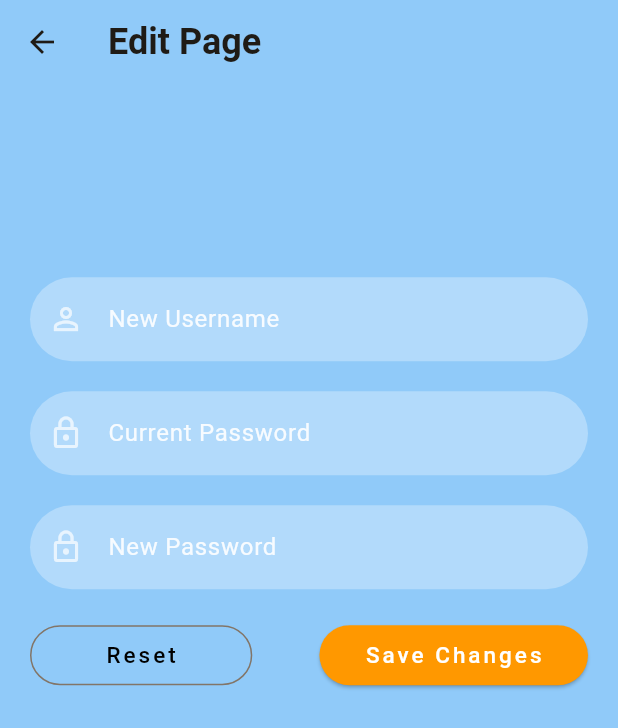
After one commit to jrs-a/Readery, a Flutter app: the UserProfile screen opened directly, after a tap on "Edit", on a phone screen of 412 x 824 dp. The commit adds this screen. Shown: the top 728 px of the screen. Run offline on Flutter 3.47's test engine with Material 2 defaults, Android fonts, the phone set to English and light mode, and no system bars; our stand-ins replace cloud_firestore, firebase_auth, firebase_core, font_awesome_flutter, google_sign_in; missing offline and left inert: dart:ffi; accounts and stored records are empty; network calls fail.

Commit message:
users v0.3 CRUD

```diff
--- /dev/null
+++ b/lib/features/auth/edit_page.dart
@@ -0,0 +1,150 @@
+import 'package:flutter/material.dart';
+import 'package:readery/features/auth/user_profile.dart';
+import 'package:firebase_auth/firebase_auth.dart';
+import 'package:flutter/foundation.dart';
+import 'package:readery/features/auth/login_page.dart';
+
+class EditProfilePage extends StatefulWidget {
+  @override
+  _EditProfilePageState createState() => _EditProfilePageState();
+}
+
+class _EditProfilePageState extends State<EditProfilePage> {
+  var newUnameController = TextEditingController();
+  var curPassController = TextEditingController();
+  var newPassController = TextEditingController();
+
+  @override
+  Widget build(BuildContext context) {
+    return Scaffold(
+      extendBodyBehindAppBar: true,
+      appBar: AppBar(
+        backgroundColor: Colors.transparent,
+        elevation: 0,
+        title: const Text(
+          "Edit Page",
+          style: TextStyle(fontSize: 24, fontWeight: FontWeight.bold),
+        ),
+      ),
+      body: Container(
+        width: MediaQuery.of(context).size.width,
+        height: MediaQuery.of(context).size.height,
+        child: SingleChildScrollView(
+          child: Padding(
+            padding: EdgeInsets.fromLTRB(
+                20, MediaQuery.of(context).size.height * 0.2, 20, 0),
+            child: Column(children: <Widget>[
+              const SizedBox(
+                height: 20,
+              ),
+              reusableTextField("New Username", Icons.person_outline, false,
+                  newUnameController),
+              const SizedBox(
+                height: 20,
+              ),
+              reusableTextField("Current Password", Icons.lock_outline, true,
+                  curPassController),
+              const SizedBox(
+                height: 20,
+              ),
+              reusableTextField(
+                  "New Password", Icons.lock_outline, true, newPassController),
+              const SizedBox(
+                height: 20,
+              ),
+              Row(
+                mainAxisAlignment: MainAxisAlignment.spaceBetween,
+                children: [
+                  OutlinedButton(
+                    onPressed: () {
+                      newUnameController.clear();
+                      newPassController.clear();
+                      curPassController.clear();
+                    },
+                    child: const Text('Reset',
+                        style: TextStyle(
+                            fontSize: 15,
+                            letterSpacing: 2,
+                            color: Colors.black)),
+                    style: OutlinedButton.styleFrom(
+                        padding: EdgeInsets.symmetric(horizontal: 50),
+                        shape: RoundedRectangleBorder(
+                            borderRadius: BorderRadius.circular(20))),
+                  ),
+                  ElevatedButton(
+                    onPressed: () async {
+                      if (newUnameController.value.text.isNotEmpty) {
+                        try {
+                          await FirebaseAuth.instance.currentUser!
+                              .updateDisplayName(newUnameController.text);
+                          if (!mounted) return;
+                          Navigator.pushReplacement(
+                              context,
+                              MaterialPageRoute(
+                                  builder: (context) => const Login()));
+                        } catch (e) {
+                          if (kDebugMode) {
+                            print(e);
+                          }
+                        }
+                      }
+                      if (curPassController.value.text.isNotEmpty &&
+                          newPassController.value.text.isNotEmpty) {
+                        await FirebaseAuth.instance.signInWithEmailAndPassword(
+                            email: FirebaseAuth.instance.currentUser!.email!,
+                            password: curPassController.text);
+                        await FirebaseAuth.instance.currentUser!
+                            .updatePassword(newPassController.text);
+                        if (!mounted) return;
+                        ScaffoldMessenger.of(context).showSnackBar(
+                            const SnackBar(content: Text('Update Success')));
+                      }
+                    },
+                    child: Text(
+                      'Save Changes',
+                      style: TextStyle(
+                          fontSize: 15, letterSpacing: 2, color: Colors.white),
+                    ),
+                    style: ElevatedButton.styleFrom(
+                        backgroundColor: Colors.orange,
+                        padding: EdgeInsets.symmetric(horizontal: 30),
+                        shape: RoundedRectangleBorder(
+                            borderRadius: BorderRadius.circular(20))),
+                  )
+                ],
+              )
+            ]),
+          ),
+        ),
+      ),
+    );
+  }
+
+  TextField reusableTextField(String text, IconData icon, bool isPasswordType,
+      TextEditingController controller) {
+    return TextField(
+      controller: controller,
+      obscureText: isPasswordType,
+      enableSuggestions: !isPasswordType,
+      autocorrect: !isPasswordType,
+      cursorColor: Colors.white,
+      style: TextStyle(color: Colors.white.withOpacity(0.9)),
+      decoration: InputDecoration(
+          prefixIcon: Icon(
+            icon,
+            color: Colors.white70,
+          ),
+          labelText: text,
+          labelStyle: TextStyle(color: Colors.white.withOpacity(0.9)),
+          filled: true,
+          floatingLabelBehavior: FloatingLabelBehavior.never,
+          fillColor: Colors.white.withOpacity(0.3),
+          border: OutlineInputBorder(
+              borderRadius: BorderRadius.circular(30),
+              borderSide: const BorderSide(width: 0, style: BorderStyle.none))),
+      keyboardType: isPasswordType
+          ? TextInputType.visiblePassword
+          : TextInputType.emailAddress,
+    );
+  }
+}
--- a/lib/features/auth/user_profile.dart
+++ b/lib/features/auth/user_profile.dart
@@ -3,15 +3,28 @@ import 'package:firebase_auth/firebase_auth.dart';
 import 'package:google_sign_in/google_sign_in.dart';
 import 'package:provider/provider.dart';
 import 'package:readery/features/auth/google_signin.dart';
-
+import 'package:cloud_firestore/cloud_firestore.dart';
+import 'package:readery/features/auth/login_page.dart';
+import 'package:readery/features/auth/edit_page.dart';
 /*
   UserProfile() - display profile info and logout btn
 */
 
 class UserProfile extends StatelessWidget {
   final FirebaseAuth firebaseAuth = FirebaseAuth.instance;
+  final FirebaseFirestore firebaseFirestore = FirebaseFirestore.instance;
 
   UserProfile({super.key});
+
+  Future<void> deleteUser(String? email, String? userId) async {
+    try {
+      await firebaseFirestore.collection('users').doc(userId).delete();
+      await firebaseAuth.currentUser?.delete();
+      print("user deleted succesfully!");
+    } catch (e) {
+      print(e);
+    }
+  }
 
   @override
   Widget build(BuildContext context) {
@@ -28,7 +41,8 @@ class UserProfile extends StatelessWidget {
               final provider =
                   Provider.of<GoogleSignInProvider>(context, listen: false);
               await provider.signOut();
-              Navigator.of(context).pop();
+              Navigator.of(context)
+                  .push(MaterialPageRoute(builder: (context) => const Login()));
             },
           )
         ],
@@ -47,15 +61,29 @@ class UserProfile extends StatelessWidget {
           //   backgroundImage: NetworkImage(user!.photoURL!),
           // ),
           // const SizedBox(height: 8),
-          // Text('Name: ${user.displayName!}',
-          //     style: const TextStyle(color: Colors.white, fontSize: 16)),
-          const SizedBox(height: 8),
+          //Text('Name: ${user?.displayName!}',
+          //    style: const TextStyle(color: Colors.white, fontSize: 16)),
+          //const SizedBox(height: 8),
           Text('Email: ${user?.email!}',
               style: const TextStyle(color: Colors.white, fontSize: 16)),
           const SizedBox(height: 8),
           Text('ID: ${user?.uid}',
               style: const TextStyle(color: Colors.white, fontSize: 16)),
-          const SizedBox(height: 8)
+          const SizedBox(height: 8),
+          ElevatedButton(
+              onPressed: () {
+                deleteUser(user?.email!, user?.uid).then((value) {
+                  Navigator.of(context).push(
+                      MaterialPageRoute(builder: (context) => const Login()));
+                });
+              },
+              child: const Text('Delete')),
+          ElevatedButton(
+              onPressed: () {
+                Navigator.of(context).push(
+                    MaterialPageRoute(builder: (context) => EditProfilePage()));
+              },
+              child: const Text('Edit')),
         ]),
       ),
     );
--- a/pubspec.yaml
+++ b/pubspec.yaml
@@ -26,6 +26,7 @@ environment:
 # the latest version available on pub.dev. To see which dependencies have newer
 # versions available, run `flutter pub outdated`.
 dependencies:
+  cloud_firestore: ^4.5.2
   firebase_app_check: ^0.1.2+1
   firebase_auth: ^4.4.2
   firebase_core: ^2.10.0
@@ -39,6 +40,7 @@ dependencies:
 #firebase core and auth
 firebase_core: ^2.9.0
 firebase_auth: ^4.4.1
+cloud_firestore: ^4.5.2
 
 #GoogleSignIn
 google_sign_in: ^6.1.0
```
Also changed, not shown: lib/features/auth/login_page.dart (+26 -0 lines), lib/features/auth/signup_page.dart (added, +135 -0 lines), lib/main.dart (+9 -3 lines), lib/routing/screens/create_rlist.dart (added, +188 -0 lines), lib/routing/screens/library.dart (+55 -1 lines), pubspec.lock, 2 other files.
